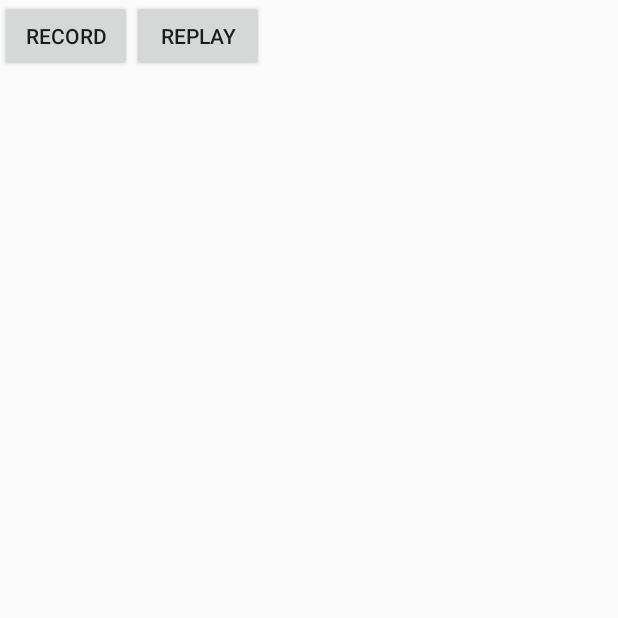
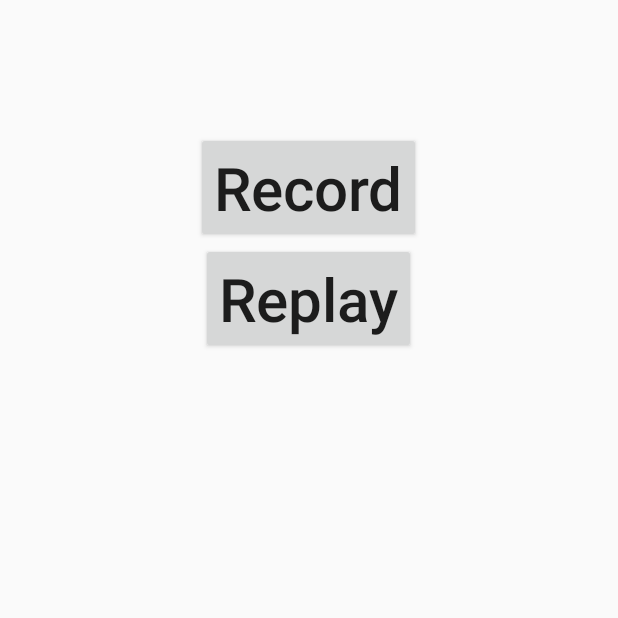
Before and after one commit to juffel/SimpleAudioRecorder, an Android app: the screen it shows after launch (RecordActivity), on a phone screen of 412 x 824 dp, the top half of it. Run offline under Robolectric (Android 15) with nearby library versions, the phone set to English and light mode, and no system bars.

Commit message:
reverted code from custom-button classes to xml-based approach

```diff
--- a/src/main/java/de/juffel/simpleaudiorecorder/RecordActivity.java
+++ b/src/main/java/de/juffel/simpleaudiorecorder/RecordActivity.java
@@ -5,10 +5,8 @@ import android.content.Context;
 import android.media.MediaPlayer;
 import android.media.MediaRecorder;
 import android.os.Bundle;
-import android.os.Environment;
-import android.view.Menu;
-import android.view.MenuItem;
 import android.view.View;
+import android.view.View.OnClickListener;
 import android.view.ViewGroup;
 import android.widget.Button;
 import android.widget.LinearLayout;
@@ -20,36 +18,66 @@ public class RecordActivity extends Activity {
 
     private static String filename;
 
-    private RecordButton recordButton;
-    private PlayButton playButton;
-
     private MediaRecorder recorder;
     private MediaPlayer player;
+
+    private Boolean recording;
+    private Boolean playing;
 
 
     @Override
     protected void onCreate(Bundle savedInstanceState) {
         super.onCreate(savedInstanceState);
-        // create Layout programmatically to easily use custom defined Button-Classes
-        LinearLayout ll = new LinearLayout(this);
-        recordButton = new RecordButton(this);
-        ll.addView(recordButton,
-                new LinearLayout.LayoutParams(
-                        ViewGroup.LayoutParams.WRAP_CONTENT,
-                        ViewGroup.LayoutParams.WRAP_CONTENT,
-                        0));
-        playButton = new PlayButton(this);
-        ll.addView(playButton,
-                new LinearLayout.LayoutParams(
-                        ViewGroup.LayoutParams.WRAP_CONTENT,
-                        ViewGroup.LayoutParams.WRAP_CONTENT,
-                        0));
-        setContentView(ll);
+        setContentView(R.layout.activity_record);
 
         // get path for filename
         filename = getFilesDir().getAbsolutePath();
         filename += "/record.3gp";
         System.out.println("output recordings to " + filename);
+
+        // initialize record button
+        final Button recordButton = (Button) findViewById(R.id.button_record);
+
+        OnClickListener recordListener = new OnClickListener() {
+            @Override
+            public void onClick(View v) {
+                if (recording) {
+                    recordButton.setText(R.string.button_record);
+                    stopRecord();
+                } else {
+                    recordButton.setText(R.string.button_stop_record);
+                    startRecord();
+                }
+                // toggle recording status
+                recording = !recording;
+            }
+        };
+        recordButton.setText(R.string.button_record);
+        recordButton.setOnClickListener(recordListener);
+        recording = false;
+
+        // initialize play button
+        final Button playButton = (Button) findViewById(R.id.button_replay);
+
+        OnClickListener playListener = new OnClickListener() {
+            @Override
+            public void onClick(View v) {
+                // toggle play start/stop
+                if (playing) {
+                    playButton.setText(R.string.button_replay);
+                    stopReplay();
+                } else {
+                    playButton.setText(R.string.button_stop_replay);
+                    startReplay();
+                }
+                // toggle playing status
+                playing = !playing;
+            }
+        };
+
+        playButton.setText(R.string.button_replay);
+        playButton.setOnClickListener(playListener);
+        playing = false;
     }
 
     /**
@@ -68,68 +96,6 @@ public class RecordActivity extends Activity {
             player = null;
         }
     }
-
-    /**
-     * Custom Subclass of Button (for Record Button), that additionally handles the state of the
-     * Button.
-     */
-    class RecordButton extends Button {
-        Boolean recording;
-
-        OnClickListener clicker = new OnClickListener() {
-            @Override
-            public void onClick(View v) {
-                if (recording) {
-                    setText(R.string.button_record);
-                    stopRecord();
-                } else {
-                    setText(R.string.button_stop_record);
-                    startRecord();
-                }
-                // toggle recording status
-                recording = !recording;
-            }
-        };
-
-        public RecordButton(Context context) {
-            super(context);
-            setText(R.string.button_record);
-            setOnClickListener(clicker);
-            recording = false;
-        }
-    }
-
-    /**
-     * Custom Subclass of Button (for Play Button), that additionally handles the state of the
-     * Button.
-     */
-    class PlayButton extends Button {
-        Boolean playing;
-
-        OnClickListener clicker = new OnClickListener() {
-            @Override
-            public void onClick(View v) {
-                // toggle play start/stop
-                if (playing) {
-                    setText(R.string.button_replay);
-                    stopReplay();
-                } else {
-                    setText(R.string.button_stop_replay);
-                    startReplay();
-                }
-                // toggle playing status
-                playing = !playing;
-            }
-        };
-
-        public PlayButton(Context context) {
-            super(context);
-            setText(R.string.button_replay);
-            setOnClickListener(clicker);
-            playing = false;
-        }
-    }
-
 
     /**
      * Control audio capture (start & stop)
```
